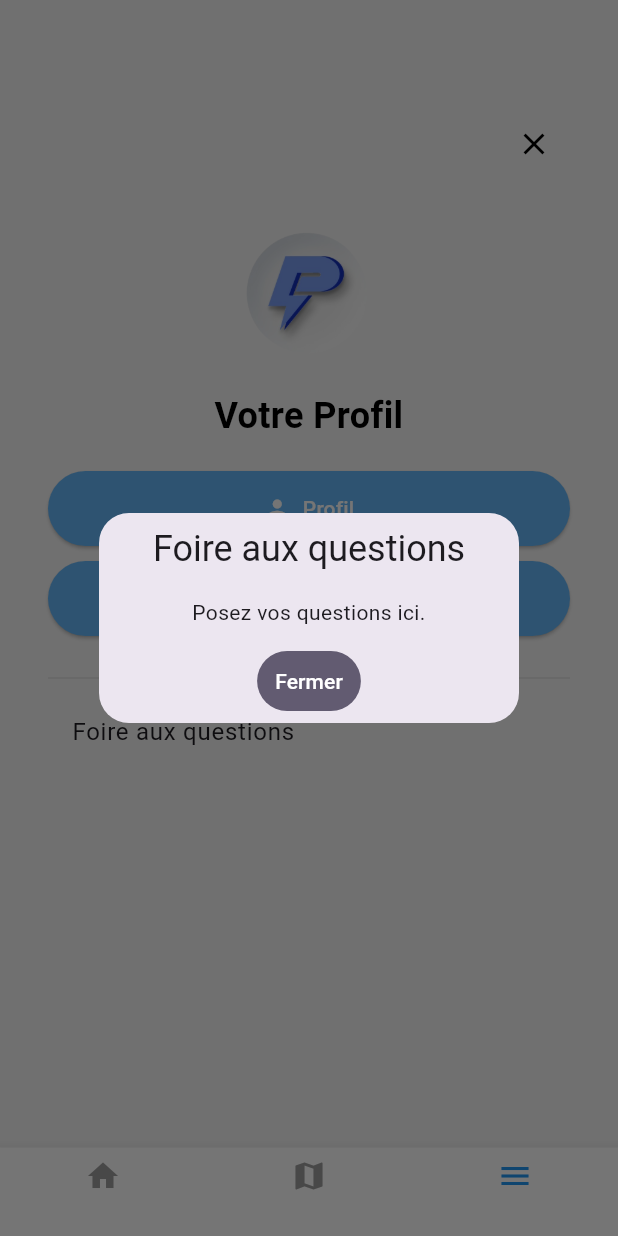
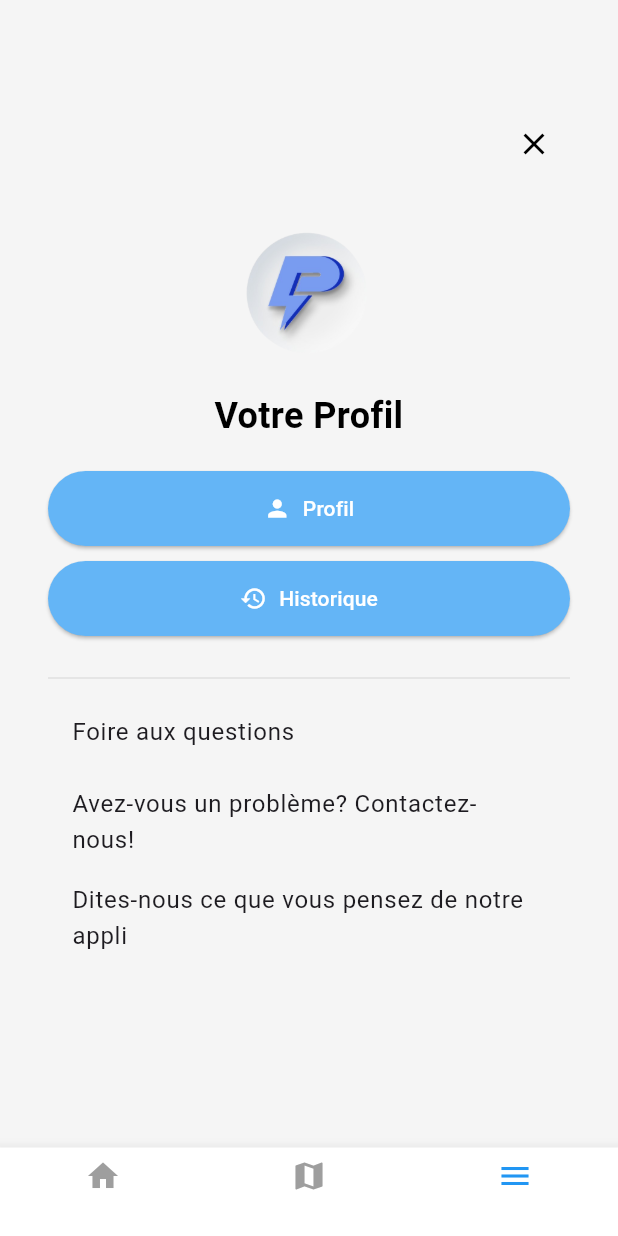
Before and after one commit to maramzaafrani/safypowerAppli, a Flutter app: the CustomProfileView screen opened by its route, after a tap on "Foire aux questions", on a phone screen of 412 x 824 dp. Run offline on Flutter 3.47's test engine with Material 3 defaults, Android fonts, the light colour scheme and no system bars; our stand-ins replace dio, firebase_auth, flutter_map, get, google_maps_flutter, google_sign_in and 1 more; accounts and stored records are empty.

Commit message:
Votre message de commit

```diff
--- a/lib/Views/CustomProfileView.dart
+++ b/lib/Views/CustomProfileView.dart
@@ -1,6 +1,4 @@
 import 'package:flutter/material.dart';
-import 'package:get/get.dart';
-import 'package:get/get_core/src/get_main.dart';
 import 'package:safypowerfinal/Views/profile_view.dart';
 
 class CustomProfileView extends StatelessWidget {
@@ -77,22 +75,25 @@ class CustomProfileView extends StatelessWidget {
             ListTile(
               title: Text('Foire aux questions'),
               onTap: () {
-
-                Get.defaultDialog(
-                  title: 'Foire aux questions',
-                  middleText: 'Posez vos questions ici.',
-                  textConfirm: 'Fermer',
-                  confirmTextColor: Colors.white,
-                  onConfirm: () {
-                    Get.back(); // Fermer le Dialog
-                  },
-                );
+                // Navigate to FAQ
+              },
+            ),
+            ListTile(
+              title: Text('Avez-vous un problème? Contactez-nous!'),
+              onTap: () {
+                // Navigate to contact
+              },
+            ),
+            ListTile(
+              title: Text('Dites-nous ce que vous pensez de notre appli'),
+              onTap: () {
+                // Navigate to feedback
               },
             ),
           ],
         ),
       ),
-      bottomNavigationBar: _buildBottomNavigationBar(2),
+      bottomNavigationBar: _buildBottomNavigationBar(2), // Adjust the index accordingly
     );
   }
 
--- a/lib/Views/login_view.dart
+++ b/lib/Views/login_view.dart
@@ -80,7 +80,6 @@ class LoginView extends StatelessWidget {
                 IconButton(
                   icon: Image.asset('assets/apple_icon.png', height: 40), // Adjust size
                   onPressed: () {
-                    // Implement Apple Sign-In logic
                   },
                 ),
                 SizedBox(width: 16),
```
Also changed, not shown: lib/Views/FlutterMapView.dart (+1 -13 lines).
